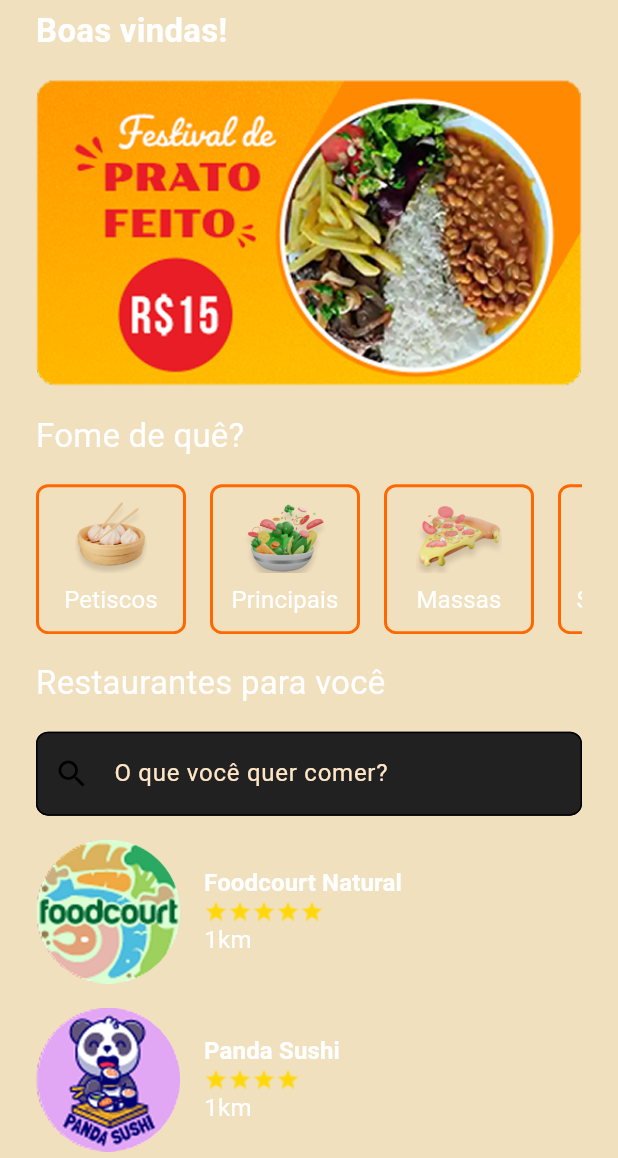
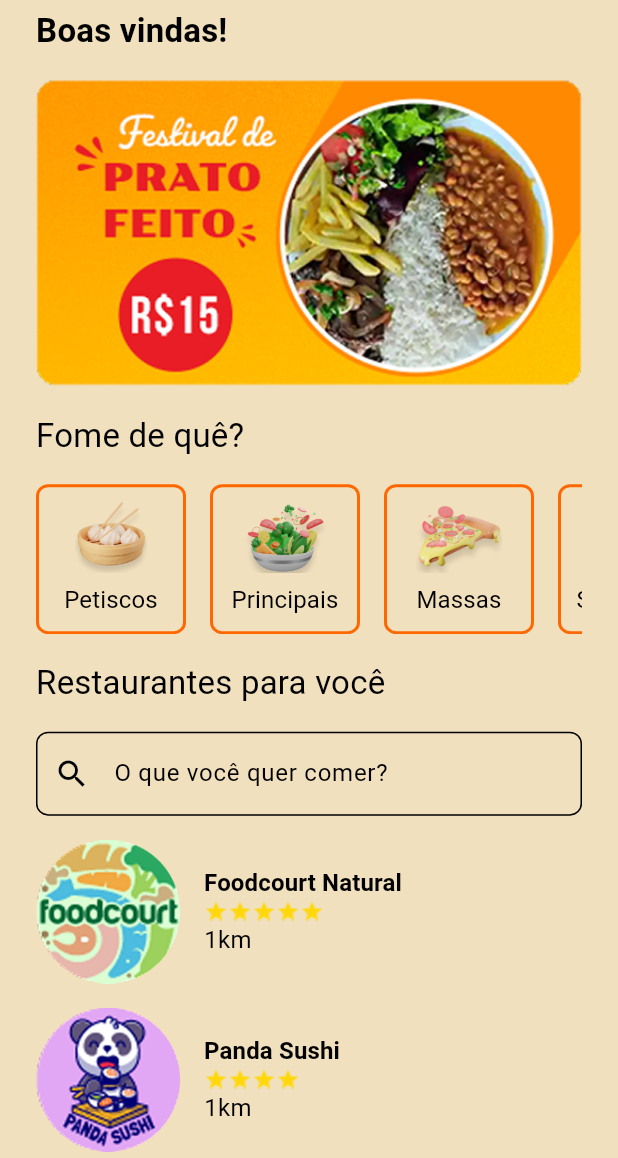
Before and after one commit to ricarthlima/flutter_gastro_go, a Flutter app: the screen it shows after launch, after a tap on "Bora!", on a phone screen of 412 x 824 dp, the part 78-1236 px from its top. Run offline on Flutter 3.47's test engine with Material 3 defaults, Android fonts, the phone set to English and light mode, and no system bars; our stand-ins replace flutter_mobx, get_it, go_router, mobx, objectbox, shared_preferences; generated files the repository leaves out were written again.

Commit message:
fix(theme): corrigidos pequenos bugs do tema

```diff
--- a/lib/core/theme/app_theme.dart
+++ b/lib/core/theme/app_theme.dart
@@ -25,8 +25,6 @@ abstract class AppTheme {
           borderSide: BorderSide(width: 1, color: AppColors.main),
         ),
         focusColor: AppColors.main,
-        filled: true,
-        fillColor: Colors.grey[900],
       );
 
   static final AppBarTheme _appBarTheme = AppBarTheme(centerTitle: true);
@@ -50,49 +48,57 @@ abstract class AppTheme {
 
   static const _lightColorScheme = ColorScheme.light(
     primary: AppColors.main, // Cor principal (botões, appbar)
-    onPrimary: Colors.white, // Cor do texto em cima do 'primary'
+    onPrimary: AppColors.background, // Cor do texto em cima do 'primary'
     secondary: AppColors.detach, // Cor secundária (FABs, toggles)
     surface: AppColors.backgroundLight, // Cor de superfície (Cards)
     onSurface: Colors.black, // Cor do texto em cima do 'surface'
     error: Colors.red,
     onError: Colors.white,
+    surfaceTint: AppColors.background,
+    brightness: Brightness.light,
   );
 
-  static const _darkColorScheme = ColorScheme.light(
+  static const _darkColorScheme = ColorScheme.dark(
     primary: AppColors.main, // Cor principal (botões, appbar)
-    onPrimary: Colors.white, // Cor do texto em cima do 'primary'
+    onPrimary: AppColors.backgroundLight, // Cor do texto em cima do 'primary'
     secondary: AppColors.detach, // Cor secundária (FABs, toggles)
     surface: AppColors.background, // Cor de superfície (Cards)
     onSurface: AppColors.backgroundAccentLight,
     error: Colors.red,
     onError: Colors.white,
+    brightness: Brightness.dark,
   );
 
-  // --- 4. TEMA CLARO (Juntando tudo) ---
-  static final ThemeData lightTheme =
-      ThemeData.from(
+  static final ThemeData lightTheme = () {
+    final base = ThemeData.from(
       colorScheme: _lightColorScheme,
       useMaterial3: true,
-      ).copyWith(
+    );
+
+    return base.copyWith(
       scaffoldBackgroundColor: AppColors.backgroundLight,
       elevatedButtonTheme: _elevatedButtonThemeData,
       appBarTheme: _appBarTheme,
-        textTheme: _baseTextTheme,
+      textTheme: base.textTheme.merge(_baseTextTheme),
       inputDecorationTheme: _inputDecorationTheme,
       cardTheme: CardThemeData(shape: _baseShape, elevation: 6),
     );
+  }();
 
-  // --- 6. TEMA ESCURO (Juntando tudo) ---
-  static final ThemeData darkTheme =
-      ThemeData.from(
+  static final ThemeData darkTheme = () {
+    final base = ThemeData.from(
       colorScheme: _darkColorScheme,
       useMaterial3: true,
-      ).copyWith(
+    );
+
+    return base.copyWith(
       scaffoldBackgroundColor: AppColors.background,
       elevatedButtonTheme: _elevatedButtonThemeData,
       appBarTheme: _appBarTheme,
-        textTheme: _baseTextTheme,
+      // AQUI ESTÁ A MUDANÇA:
+      textTheme: base.textTheme.merge(_baseTextTheme),
       inputDecorationTheme: _inputDecorationTheme,
       cardTheme: CardThemeData(shape: _baseShape, elevation: 6),
     );
+  }();
 }
--- a/lib/features/onboarding/presentation/pages/onboarding_screen.dart
+++ b/lib/features/onboarding/presentation/pages/onboarding_screen.dart
@@ -38,8 +38,7 @@ class OnboardingScreen extends StatelessWidget {
                       children: [
                         Text(
                           "Uma experiência culinária",
-                          style: Theme.of(context).textTheme.titleMedium!
-                              .copyWith(color: Colors.white),
+                          style: Theme.of(context).textTheme.titleMedium!,
                         ),
                         Text(
                           "para quem está 'ready to go'!",
--- a/lib/features/restaurant/presentation/pages/restaurants_screen.dart
+++ b/lib/features/restaurant/presentation/pages/restaurants_screen.dart
@@ -5,7 +5,6 @@ import 'package:flutter_gastro_go/features/restaurant/presentation/stores/restau
 import 'package:flutter_gastro_go/features/restaurant/presentation/widgets/home_app_bar.dart';
 import 'package:flutter_mobx/flutter_mobx.dart';
 
-import '../../../../core/theme/app_colors.dart';
 import '../../helpers/categories_data.dart';
 import '../../helpers/category_model.dart';
 import '../widgets/category_widget.dart';
@@ -112,7 +111,6 @@ class _RestaurantsScreenState extends State<RestaurantsScreen> {
                       decoration: InputDecoration(
                         prefixIcon: Icon(Icons.search),
                         labelText: "O que você quer comer?",
-                        labelStyle: TextStyle(color: AppColors.mainLighter),
                       ),
                       onFieldSubmitted: (value) => _animateToEnd(),
                     ),
```
Lines whose indentation alone changed are shown as unchanged.
